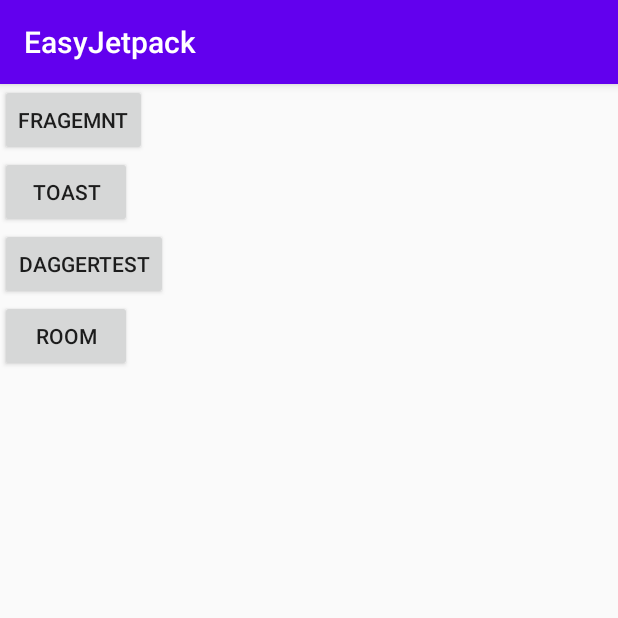
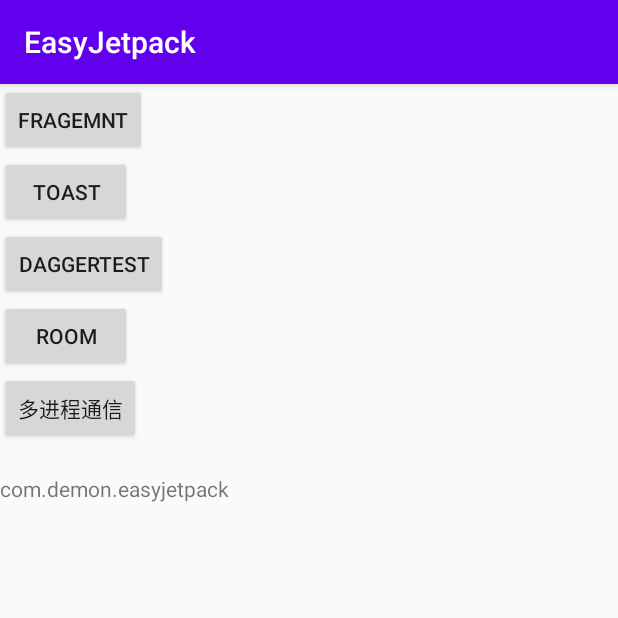
Before and after one commit to iDeMonnnnnn/DeMonNewest, an Android app: the screen it shows after launch (MainActivity), on a phone screen of 412 x 824 dp, the top half of it. Run offline under Robolectric (Android 15) with nearby library versions, the phone set to English and light mode, and no system bars; our stand-ins replace Dagger/Hilt's generated code; libraries missing offline, so code that uses them is left out: com.alibaba.android, com.jeremyliao.liveeventbus; 4 statements that could not run were skipped.

Commit message:
fix：多进程通信实践

```diff
--- a/app/src/main/java/com/demon/easyjetpack/dagger/ActivityBindModule.kt
+++ b/app/src/main/java/com/demon/easyjetpack/dagger/ActivityBindModule.kt
@@ -8,6 +8,7 @@ import com.demon.easyjetpack.module.fragment.FragmentActivity
 import com.demon.easyjetpack.module.fragment.FragmentViewModel
 import com.demon.easyjetpack.module.main.MainActivity
 import com.demon.easyjetpack.module.main.MainViewModel
+import com.demon.easyjetpack.module.progress.MultiProgressActivity
 import com.demon.easyjetpack.module.room.RoomActivity
 import com.demon.easyjetpack.module.room.RoomViewModel
 import dagger.Binds
@@ -56,4 +57,8 @@ abstract class ActivityBindModule {
     @ViewModelKey(FragmentViewModel::class)
     abstract fun bindFragmentViewModel(viewModel: FragmentViewModel): ViewModel
 
+    @ActivityScoped
+    @ContributesAndroidInjector
+    abstract fun multiProgressActivity(): MultiProgressActivity
+
 }
--- a/app/src/main/java/com/demon/easyjetpack/data/Constants.kt
+++ b/app/src/main/java/com/demon/easyjetpack/data/Constants.kt
@@ -15,4 +15,5 @@ object Constants {
 
 
     const val EVENT_BUS = "EventBus"
+    const val MULTI_PROGRESS = "MultiProgress"
 }
--- a/app/src/main/java/com/demon/easyjetpack/data/RouterConst.kt
+++ b/app/src/main/java/com/demon/easyjetpack/data/RouterConst.kt
@@ -12,6 +12,7 @@ object RouterConst {
     const val ACT_MAIN = "/main/Activity_Main"
     const val ACT_DAGGER = "/main/Activity_DaggerTest"
     const val ACT_ROOM = "/main/Activity_Room"
+    const val ACT_MULTIPROGRESS = "/main/Activity_MultiProgress"
     const val ACT_FRAGMENT = "/main/Activity_Fragment"
 
 }
--- a/app/src/main/java/com/demon/easyjetpack/ext/HelperExt.kt
+++ b/app/src/main/java/com/demon/easyjetpack/ext/HelperExt.kt
@@ -1,6 +1,8 @@
 package com.demon.easyjetpack.ext
 
+import android.app.ActivityManager
 import android.content.Context
+import android.os.Process
 import android.widget.Toast
 import androidx.core.text.isDigitsOnly
 
@@ -34,3 +36,19 @@ fun String.toastDigital(context: Context): Boolean {
         false
     }
 }
+
+fun Context.getCurrentProcessName(): String? {
+    var processName = ""
+    val pid = Process.myPid()
+    val manager = this.getSystemService(Context.ACTIVITY_SERVICE) as ActivityManager ?: return null
+    if (manager.runningAppProcesses == null) {
+        return null
+    }
+    for (processInfo in manager.runningAppProcesses) {
+        if (processInfo.pid == pid) {
+            processName = processInfo.processName
+            break
+        }
+    }
+    return processName
+}
--- a/app/src/main/java/com/demon/easyjetpack/module/main/MainActivity.kt
+++ b/app/src/main/java/com/demon/easyjetpack/module/main/MainActivity.kt
@@ -8,6 +8,7 @@ import com.demon.basemvvm.mvvm.MvvmActivity
 import com.demon.easyjetpack.R
 import com.demon.easyjetpack.data.Constants
 import com.demon.easyjetpack.data.RouterConst
+import com.demon.easyjetpack.ext.getCurrentProcessName
 import com.jeremyliao.liveeventbus.LiveEventBus
 import kotlinx.android.synthetic.main.activity_main.*
 
@@ -18,6 +19,8 @@ class MainActivity : MvvmActivity<MainViewModel>() {
 
 
     override fun init() {
+        tvProgress.text = getCurrentProcessName()
+
         btn.setOnClickListener {
             ARouter.getInstance().build(RouterConst.ACT_FRAGMENT).navigation()
         }
@@ -34,8 +37,16 @@ class MainActivity : MvvmActivity<MainViewModel>() {
             ARouter.getInstance().build(RouterConst.ACT_ROOM).navigation()
         }
 
+        btn4.setOnClickListener {
+            ARouter.getInstance().build(RouterConst.ACT_MULTIPROGRESS).navigation()
+        }
+
         LiveEventBus.get(Constants.EVENT_BUS, String::class.java).observe(this, Observer { t ->
-            Log.i(TAG, t)
+            Log.i(TAG, "普通消息：{ $t }")
+        })
+
+        LiveEventBus.get(Constants.MULTI_PROGRESS, String::class.java).observe(this, Observer { t ->
+            Log.i(TAG, "跨进程消息：{ $t }")
         })
     }
 
--- a/app/src/main/res/layout/activity_main.xml
+++ b/app/src/main/res/layout/activity_main.xml
@@ -39,4 +39,20 @@
         app:layout_constraintStart_toStartOf="parent"
         app:layout_constraintTop_toBottomOf="@id/btn2" />
 
+
+    <Button
+        android:id="@+id/btn4"
+        android:layout_width="wrap_content"
+        android:layout_height="wrap_content"
+        android:text="多进程通信"
+        app:layout_constraintStart_toStartOf="parent"
+        app:layout_constraintTop_toBottomOf="@id/btn3" />
+
+    <TextView
+        android:id="@+id/tvProgress"
+        android:layout_width="wrap_content"
+        android:layout_height="wrap_content"
+        android:layout_marginTop="20dp"
+        app:layout_constraintStart_toStartOf="parent"
+        app:layout_constraintTop_toBottomOf="@id/btn4" />
 </androidx.constraintlayout.widget.ConstraintLayout>
```
Also changed, not shown: app/src/main/java/com/demon/easyjetpack/module/progress/MultiProgressActivity.kt (+18 -1 lines), app/src/main/res/layout/activity_multi_progress.xml (+20 -0 lines).
